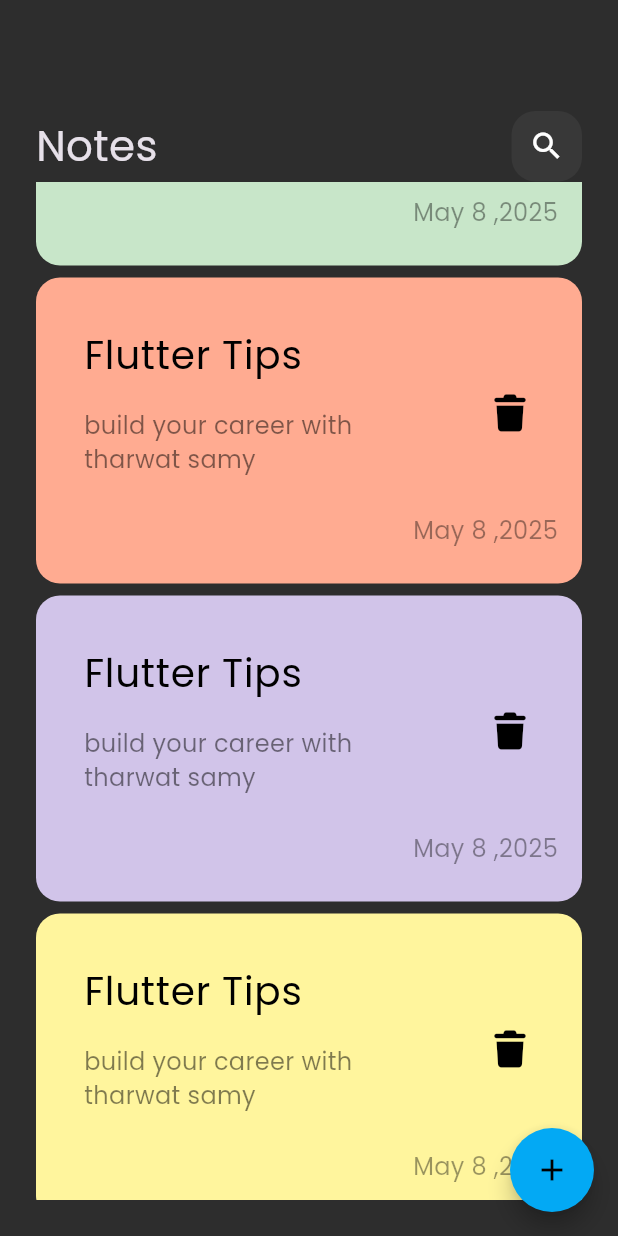
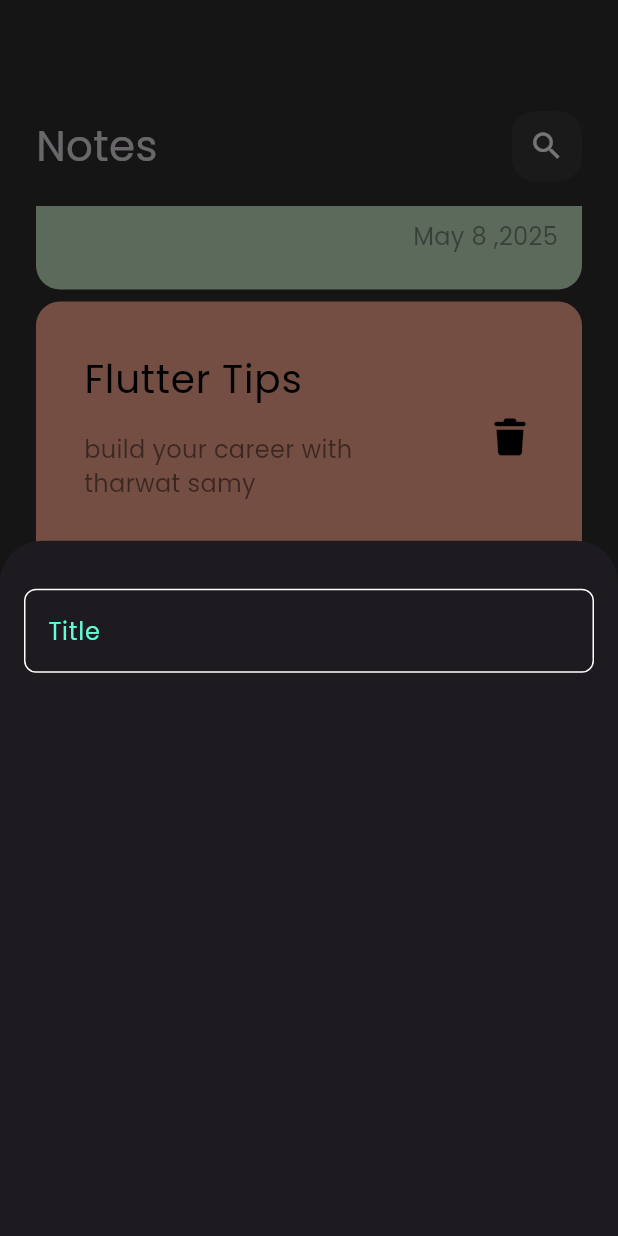
Before and after one commit to mohamedamged22/notes_app, a Flutter app: the screen it shows after launch, scrolled down 576 dp, after a tap on the "add" icon, on a phone screen of 412 x 824 dp. Run offline on Flutter 3.47's test engine with Material 3 defaults, Android fonts, the phone set to English and light mode, and no system bars; our stand-ins replace font_awesome_flutter.

Commit message:
create custom text field

```diff
--- /dev/null
+++ b/lib/constants.dart
@@ -0,0 +1,3 @@
+import 'package:flutter/widgets.dart';
+
+const Color kPrimaryColor = Color(0xff62FCD7);
--- a/lib/views/notes_view.dart
+++ b/lib/views/notes_view.dart
@@ -1,4 +1,5 @@
 import 'package:flutter/material.dart';
+import 'package:notes_app/views/widgets/custom_model_sheet.dart';
 import 'package:notes_app/views/widgets/notes_view_body.dart';
 
 class NotesView extends StatelessWidget {
@@ -8,10 +9,17 @@
   Widget build(BuildContext context) {
     return Scaffold(
       floatingActionButton: FloatingActionButton(
-        onPressed: () {},
+        onPressed: () {
+          showModalBottomSheet(
+            context: context,
+            builder: (context) {
+              return CustomModelSheet();
+            },
+          );
+        },
         shape: CircleBorder(),
         backgroundColor: Colors.lightBlue,
-        child:Icon(Icons.add, color: Colors.black),
+        child: Icon(Icons.add, color: Colors.black),
       ),
       body: NotesViewBody(),
     );
--- /dev/null
+++ b/lib/views/widgets/custom_model_sheet.dart
@@ -0,0 +1,14 @@
+import 'package:flutter/material.dart';
+import 'package:notes_app/views/widgets/custom_text_field.dart';
+
+class CustomModelSheet extends StatelessWidget {
+  const CustomModelSheet({super.key});
+
+  @override
+  Widget build(BuildContext context) {
+    return Padding(
+      padding: const EdgeInsets.symmetric(horizontal: 16.0),
+      child: Column(children: [SizedBox(height: 32), CustomTextField(hintText: 'Title',)]),
+    );
+  }
+}
--- /dev/null
+++ b/lib/views/widgets/custom_text_field.dart
@@ -0,0 +1,41 @@
+import 'package:flutter/material.dart';
+import 'package:notes_app/constants.dart';
+
+class CustomTextField extends StatelessWidget {
+  CustomTextField({
+    super.key,
+    this.hintText,
+    this.inputType,
+    this.onChanged,
+    this.obscureText = false,
+  });
+  Function(String)? onChanged;
+  String? hintText;
+  TextInputType? inputType;
+  bool? obscureText;
+  @override
+  Widget build(BuildContext context) {
+    return TextField(
+      cursorColor: kPrimaryColor,
+      obscureText: obscureText!,
+      onChanged: onChanged,
+      keyboardType: inputType,
+      decoration: InputDecoration(
+        hintText: hintText,
+        hintStyle: TextStyle(color: kPrimaryColor),
+        enabledBorder: OutlineInputBorder(
+          borderSide: BorderSide(color: Colors.white),
+          borderRadius: BorderRadius.circular(8),
+        ),
+        border: OutlineInputBorder(
+          borderSide: BorderSide(color: Colors.white),
+          borderRadius: BorderRadius.circular(8),
+        ),
+        focusedBorder: OutlineInputBorder(
+          borderSide: BorderSide(color: kPrimaryColor),
+          borderRadius: BorderRadius.circular(8),
+        ),
+      ),
+    );
+  }
+}
--- a/lib/views/widgets/notes_list_view.dart
+++ b/lib/views/widgets/notes_list_view.dart
@@ -19,7 +19,9 @@
 
   @override
   Widget build(BuildContext context) {
-    return ListView.builder(
+    return Padding(
+      padding: const EdgeInsets.symmetric(vertical: 16.0),
+      child: ListView.builder(
         itemCount: 10,
         padding: EdgeInsets.zero,
         itemBuilder: (BuildContext context, int index) {
@@ -28,6 +30,7 @@
             child: CustomNoteItem(backGroundColor: data[index]),
           );
         },
+      ),
     );
   }
 }
```
Lines whose indentation alone changed are shown as unchanged.
